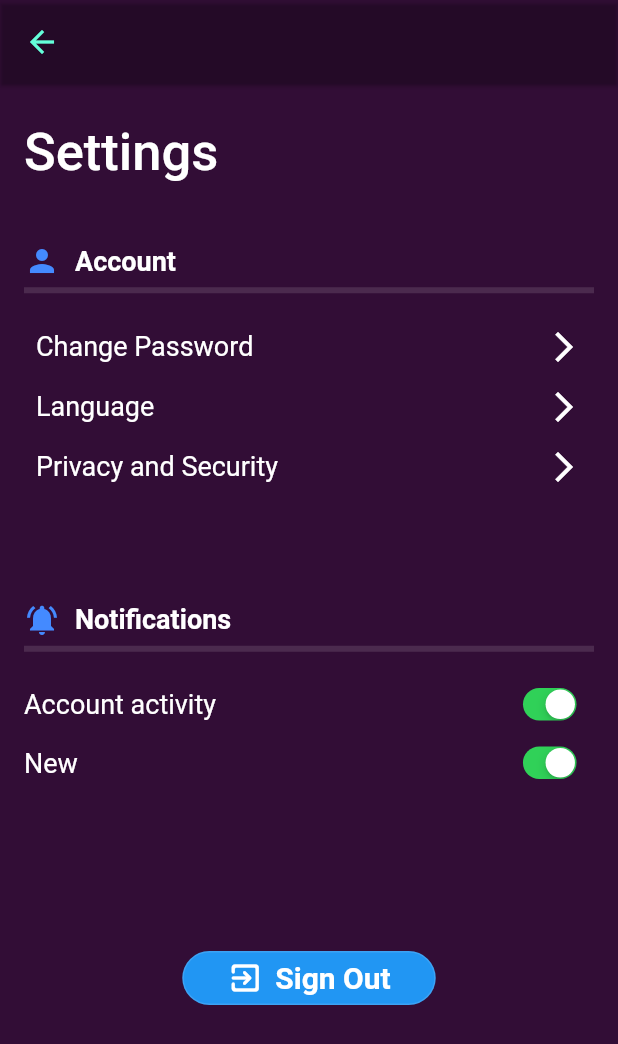
After one commit to Saugat-Maharjan7/Smart-Travel-Planning, a Flutter app: the SettingsPage screen opened directly, on a phone screen of 412 x 824 dp. The commit adds this screen. Shown: the top 1044 px of the screen. Run offline on Flutter 3.47's test engine with Material 2 defaults, Android fonts, the phone set to English and light mode, and no system bars; our stand-ins replace flushbar, flutter_icons, flutter_signin_button, flutter_spinkit, google_fonts, google_sign_in and 2 more; network calls fail.

Commit message:
Smart-Travel-Planning-App(changes7)

```diff
--- a/lib/NavBarPages/Noti_page.dart
+++ b/lib/NavBarPages/Noti_page.dart
@@ -1,6 +1,7 @@
 import 'package:flutter/material.dart';
 import 'package:smart_travel_planning_appli/Home/home_page.dart';
 import 'package:smart_travel_planning_appli/NavBarPages/profile_page.dart';
+import 'package:smart_travel_planning_appli/NavigatorBar/Navigation_drawer.dart';
 
 import 'location_page.dart';
 
@@ -40,6 +41,7 @@ class _NotiPageState extends State<NotiPage> with TickerProviderStateMixin {
   @override
   Widget build(BuildContext context) {
     return Scaffold(
+      drawer: NavigationDrawerWidget(),
       backgroundColor: Color(0xFF320D36),
       appBar: AppBar(
         backgroundColor: Colors.transparent,
--- a/lib/NavBarPages/profile_page.dart
+++ b/lib/NavBarPages/profile_page.dart
@@ -1,5 +1,6 @@
 import 'package:flutter/material.dart';
 import 'package:smart_travel_planning_appli/Home/home_page.dart';
+import 'package:smart_travel_planning_appli/NavBarPages/settings.dart';
 import 'package:smart_travel_planning_appli/NavigatorBar/Navigation_drawer.dart';
 
 import 'Noti_page.dart';
@@ -61,6 +62,11 @@ class _ProfilePageState extends State<ProfilePage>
             icon: Icon(Icons.settings, color: Colors.blueAccent),
             onPressed: () {
               print('Settings clicked');
+              Navigator.of(context).push(
+                MaterialPageRoute(
+                  builder: (BuildContext context) => SettingsPage(),
+                ),
+              );
             },
           ),
         ],
--- /dev/null
+++ b/lib/NavBarPages/settings.dart
@@ -0,0 +1,304 @@
+import 'package:flutter/cupertino.dart';
+import 'package:flutter/material.dart';
+import 'package:smart_travel_planning_appli/Login/login_page.dart';
+
+class SettingsPage extends StatefulWidget {
+  @override
+  _SettingsPageState createState() => _SettingsPageState();
+}
+
+class _SettingsPageState extends State<SettingsPage> {
+  @override
+  Widget build(BuildContext context) {
+    return Scaffold(
+      backgroundColor: Color(0xFF320D36),
+      appBar: AppBar(
+        backgroundColor: Colors.transparent,
+        elevation: 1,
+        leading: IconButton(
+          onPressed: () {
+            Navigator.of(context).pop();
+          },
+          icon: Icon(
+            Icons.arrow_back,
+            color: Colors.tealAccent,
+          ),
+        ),
+      ),
+      body: Container(
+        padding: EdgeInsets.only(left: 16, top: 25, right: 16),
+        child: ListView(
+          children: <Widget>[
+            Text(
+              'Settings',
+              style: TextStyle(
+                fontSize: 35,
+                fontWeight: FontWeight.w500,
+              ),
+            ),
+            SizedBox(
+              height: 40,
+            ),
+            Row(
+              children: [
+                Icon(
+                  Icons.person,
+                  color: Colors.blueAccent,
+                ),
+                SizedBox(
+                  width: 10,
+                ),
+                Text(
+                  'Account',
+                  style: TextStyle(fontSize: 18, fontWeight: FontWeight.bold),
+                ),
+              ],
+            ),
+            Divider(
+              height: 15,
+              thickness: 4,
+            ),
+            SizedBox(
+              height: 10,
+            ),
+            GestureDetector(
+              onTap: () {
+                showDialog(
+                    context: context,
+                    builder: (BuildContext context) {
+                      return AlertDialog(
+                        backgroundColor: Colors.blueAccent,
+                        title: Text('Change Password'),
+                        content: Column(
+                          mainAxisSize: MainAxisSize.min,
+                          children: [
+                            Text('Option1'),
+                            Text('Option2'),
+                            Text('Option3'),
+                          ],
+                        ),
+                        actions: [
+                          TextButton(
+                            onPressed: () {
+                              Navigator.of(context).pop();
+                            },
+                            child: Text(
+                              'Close',
+                              style: TextStyle(
+                                color: Colors.white,
+                              ),
+                            ),
+                          )
+                        ],
+                      );
+                    });
+              },
+              child: Padding(
+                padding: const EdgeInsets.all(8.0),
+                child: Row(
+                  mainAxisAlignment: MainAxisAlignment.spaceBetween,
+                  children: [
+                    Text(
+                      'Change Password',
+                      style: TextStyle(
+                        fontSize: 18,
+                      ),
+                    ),
+                    Icon(Icons.arrow_forward_ios)
+                  ],
+                ),
+              ),
+            ),
+            GestureDetector(
+              onTap: () {
+                showDialog(
+                    context: context,
+                    builder: (BuildContext context) {
+                      return AlertDialog(
+                        backgroundColor: Colors.blueAccent,
+                        title: Text('Change Language'),
+                        content: Column(
+                          mainAxisSize: MainAxisSize.min,
+                          children: [
+                            Text('Option1'),
+                            Text('Option2'),
+                            Text('Option3'),
+                          ],
+                        ),
+                        actions: [
+                          TextButton(
+                            onPressed: () {
+                              Navigator.of(context).pop();
+                            },
+                            child: Text(
+                              'Close',
+                              style: TextStyle(
+                                color: Colors.white,
+                              ),
+                            ),
+                          )
+                        ],
+                      );
+                    });
+              },
+              child: Padding(
+                padding: const EdgeInsets.all(8.0),
+                child: Row(
+                  mainAxisAlignment: MainAxisAlignment.spaceBetween,
+                  children: [
+                    Text(
+                      'Language',
+                      style: TextStyle(
+                        fontSize: 18,
+                      ),
+                    ),
+                    Icon(Icons.arrow_forward_ios)
+                  ],
+                ),
+              ),
+            ),
+            GestureDetector(
+              onTap: () {
+                showDialog(
+                    context: context,
+                    builder: (BuildContext context) {
+                      return AlertDialog(
+                        backgroundColor: Colors.blueAccent,
+                        title: Text('Change Privacy'),
+                        content: Column(
+                          mainAxisSize: MainAxisSize.min,
+                          children: [
+                            Text('Option1'),
+                            Text('Option2'),
+                            Text('Option3'),
+                          ],
+                        ),
+                        actions: [
+                          TextButton(
+                            onPressed: () {
+                              Navigator.of(context).pop();
+                            },
+                            child: Text(
+                              'Close',
+                              style: TextStyle(
+                                color: Colors.white,
+                              ),
+                            ),
+                          )
+                        ],
+                      );
+                    });
+              },
+              child: Padding(
+                padding: const EdgeInsets.all(8.0),
+                child: Row(
+                  mainAxisAlignment: MainAxisAlignment.spaceBetween,
+                  children: [
+                    Text(
+                      'Privacy and Security',
+                      style: TextStyle(
+                        fontSize: 18,
+                      ),
+                    ),
+                    Icon(Icons.arrow_forward_ios)
+                  ],
+                ),
+              ),
+            ),
+            SizedBox(
+              height: 70,
+            ),
+            Row(
+              children: [
+                Icon(
+                  Icons.notifications_active,
+                  color: Colors.blueAccent,
+                ),
+                SizedBox(
+                  width: 10,
+                ),
+                Text(
+                  'Notifications',
+                  style: TextStyle(fontSize: 18, fontWeight: FontWeight.bold),
+                ),
+              ],
+            ),
+            Divider(
+              height: 15,
+              thickness: 4,
+            ),
+            SizedBox(
+              height: 10,
+            ),
+            Row(
+              mainAxisAlignment: MainAxisAlignment.spaceBetween,
+              children: [
+                Text(
+                  'Account activity',
+                  style: TextStyle(
+                    fontSize: 18,
+                  ),
+                ),
+                Transform.scale(
+                  scale: 0.7,
+                  child: CupertinoSwitch(
+                    value: true,
+                    onChanged: (bool val) {},
+                  ),
+                ),
+              ],
+            ),
+            Row(
+              mainAxisAlignment: MainAxisAlignment.spaceBetween,
+              children: [
+                Text(
+                  'New',
+                  style: TextStyle(
+                    fontSize: 18,
+                  ),
+                ),
+                Transform.scale(
+                  scale: 0.7,
+                  child: CupertinoSwitch(
+                    value: true,
+                    onChanged: (bool val) {},
+                  ),
+                ),
+              ],
+            ),
+            SizedBox(
+              height: 100,
+            ),
+            Center(
+              child: OutlinedButton.icon(
+                style: OutlinedButton.styleFrom(
+                    padding: EdgeInsets.symmetric(horizontal: 30),
+                    backgroundColor: Colors.blue,
+                    shape: RoundedRectangleBorder(
+                      borderRadius: BorderRadius.circular(30),
+                    )),
+                onPressed: () {
+                  Navigator.of(context).push(MaterialPageRoute(
+                    builder: (context) => LoginPage(),
+                  ));
+                },
+                icon: Icon(
+                  Icons.exit_to_app_rounded,
+                  color: Colors.white,
+                ),
+                label: Text(
+                  'Sign Out',
+                  style: TextStyle(
+                    fontSize: 20,
+                    fontWeight: FontWeight.bold,
+                    color: Colors.white,
+                  ),
+                ),
+              ),
+            )
+          ],
+        ),
+      ),
+    );
+  }
+}
--- a/pubspec.yaml
+++ b/pubspec.yaml
@@ -23,6 +23,7 @@ dependencies:
   google_sign_in: ^4.0.1+1
   alert_dialog: ^1.0.0
   flutter_spinkit: ^5.1.0
+  flushbar: ^1.10.4
 
 
 dev_dependencies:
```
Also changed, not shown: lib/Home/home_page.dart (+40 -1 lines), lib/Login/login_page.dart (+13 -4 lines), lib/NavBarPages/location_page.dart (+10 -8 lines), lib/Register/register_page.dart (+8 -0 lines), pubspec.lock.
